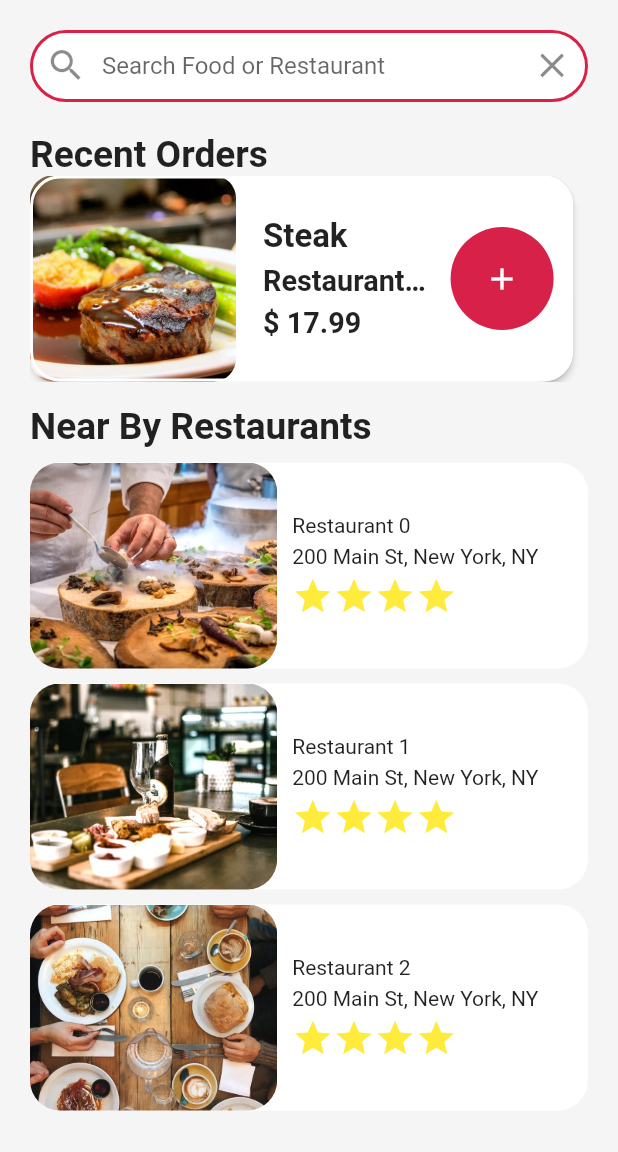
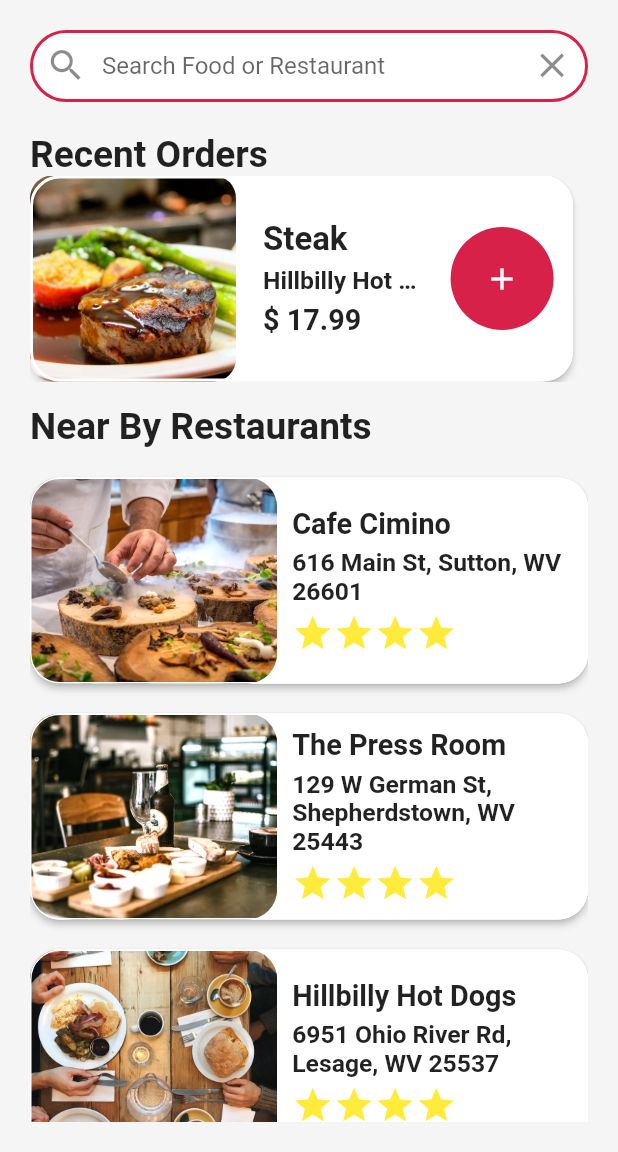
Before and after one commit to Adzumr/Food-Delivery-App-Flutter, a Flutter app: the screen it shows after launch, on a phone screen of 412 x 824 dp, the part 84-1236 px from its top. Run offline on Flutter 3.47's test engine with Material 2 defaults, Android fonts, the phone set to English and light mode, and no system bars; our stand-ins replace sizer.

Commit message:
completed near by restaurants

```diff
--- a/lib/data/data.dart
+++ b/lib/data/data.dart
@@ -6,7 +6,7 @@ import '../models/restaurant.dart';
 import '../models/user.dart';
 // Color
 
-Color backGroundColor = const Color.fromARGB(255, 160, 161, 105);
+Color backGroundColor = const Color.fromARGB(255, 97, 97, 97);
 Color primaryColor = const Color(0xFF151D3B);
 Color buttonColor = const Color(0xFFD82148);
 Color blackColor = const Color(0xFF000000);
@@ -28,36 +28,36 @@ final _salmon =
 // Restaurants
 final _restaurant0 = Restaurant(
   imageUrl: 'images/restaurant0.jpg',
-  name: 'Restaurant 0',
-  address: '200 Main St, New York, NY',
+  name: 'Cafe Cimino',
+  address: '616 Main St, Sutton, WV 26601',
   rating: 5,
   menu: [_burrito, _steak, _pasta, _ramen, _pancakes, _burger, _pizza, _salmon],
 );
 final _restaurant1 = Restaurant(
   imageUrl: 'images/restaurant1.jpg',
-  name: 'Restaurant 1',
-  address: '200 Main St, New York, NY',
+  name: 'The Press Room',
+  address: '129 W German St, Shepherdstown, WV 25443',
   rating: 4,
   menu: [_steak, _pasta, _ramen, _pancakes, _burger, _pizza],
 );
 final _restaurant2 = Restaurant(
   imageUrl: 'images/restaurant2.jpg',
-  name: 'Restaurant 2',
-  address: '200 Main St, New York, NY',
+  name: 'Hillbilly Hot Dogs',
+  address: '6951 Ohio River Rd, Lesage, WV 25537',
   rating: 4,
   menu: [_steak, _pasta, _pancakes, _burger, _pizza, _salmon],
 );
 final _restaurant3 = Restaurant(
   imageUrl: 'images/restaurant3.jpg',
-  name: 'Restaurant 3',
-  address: '200 Main St, New York, NY',
+  name: 'The Hütte Restaurant',
+  address: 'Main St, Helvetia, WV 2622',
   rating: 2,
   menu: [_burrito, _steak, _burger, _pizza, _salmon],
 );
 final _restaurant4 = Restaurant(
   imageUrl: 'images/restaurant4.jpg',
-  name: 'Restaurant 4',
-  address: '200 Main St, New York, NY',
+  name: 'Coleman\'s Fish Market',
+  address: '2226 Market St, Wheeling, WV 26003',
   rating: 3,
   menu: [_burrito, _ramen, _pancakes, _salmon],
 );
@@ -72,34 +72,34 @@ final List<Restaurant> restaurants = [
 
 // User
 final currentUser = User(
-  name: 'Rebecca',
+  name: 'Umar Abdulaziz',
   orders: [
     Order(
-      date: 'Nov 10, 2019',
+      date: 'Mar 10, 2022',
       food: _steak,
       restaurant: _restaurant2,
       quantity: 1,
     ),
     Order(
-      date: 'Nov 8, 2019',
+      date: 'Mar 8, 2022',
       food: _ramen,
       restaurant: _restaurant0,
       quantity: 3,
     ),
     Order(
-      date: 'Nov 5, 2019',
+      date: 'Mar 5, 2022',
       food: _burrito,
       restaurant: _restaurant1,
       quantity: 2,
     ),
     Order(
-      date: 'Nov 2, 2019',
+      date: 'Feb 2, 2021',
       food: _salmon,
       restaurant: _restaurant3,
       quantity: 1,
     ),
     Order(
-      date: 'Nov 1, 2019',
+      date: 'Feb 1, 2022',
       food: _pancakes,
       restaurant: _restaurant4,
       quantity: 1,
@@ -107,31 +107,31 @@ final currentUser = User(
   ],
   cart: [
     Order(
-      date: 'Nov 11, 2019',
+      date: 'Jan 11, 2022',
       food: _burger,
       restaurant: _restaurant2,
       quantity: 2,
     ),
     Order(
-      date: 'Nov 11, 2019',
+      date: 'Dec 10, 2021',
       food: _pasta,
       restaurant: _restaurant2,
       quantity: 1,
     ),
     Order(
-      date: 'Nov 11, 2019',
+      date: 'Nov 09, 2021',
       food: _salmon,
       restaurant: _restaurant3,
       quantity: 1,
     ),
     Order(
-      date: 'Nov 11, 2019',
+      date: 'Nov 07, 2021',
       food: _pancakes,
       restaurant: _restaurant4,
       quantity: 3,
     ),
     Order(
-      date: 'Nov 11, 2019',
+      date: 'Nov 06, 2021',
       food: _burrito,
       restaurant: _restaurant1,
       quantity: 2,
--- a/lib/widgets/nearByRestaurant.dart
+++ b/lib/widgets/nearByRestaurant.dart
@@ -10,8 +10,14 @@ class NearByRestaurants extends StatelessWidget {
     List<Widget> nearByRestaurantsList = [];
     for (var restaurant in restaurants) {
       nearByRestaurantsList.add(
-        Container(
-          margin: const EdgeInsets.symmetric(vertical: 5),
+        Card(
+          margin: const EdgeInsets.symmetric(vertical: 10),
+          shape: OutlineInputBorder(
+            borderRadius: BorderRadius.circular(20),
+            borderSide: BorderSide(color: whiteColor),
+          ),
+          elevation: 2,
+          child: Container(
             decoration: BoxDecoration(
               borderRadius: BorderRadius.circular(20),
               color: whiteColor,
@@ -30,12 +36,29 @@ class NearByRestaurants extends StatelessWidget {
                   ),
                 ),
                 const SizedBox(width: 10),
-              Column(
+                Expanded(
+                  child: Padding(
+                    padding: const EdgeInsets.only(right: 8.0),
+                    child: Column(
                       crossAxisAlignment: CrossAxisAlignment.start,
                       children: [
-                  Text(restaurant.name!),
+                        Text(
+                          restaurant.name!,
+                          style: TextStyle(
+                            fontSize: 14.sp,
+                            fontWeight: FontWeight.bold,
+                          ),
+                          overflow: TextOverflow.ellipsis,
+                        ),
                         const SizedBox(height: 5),
-                  Text(restaurant.address!),
+                        Text(
+                          restaurant.address!,
+                          style: TextStyle(
+                            fontSize: 12.sp,
+                            fontWeight: FontWeight.w600,
+                          ),
+                          overflow: TextOverflow.visible,
+                        ),
                         const SizedBox(height: 5),
                         Row(
                           children: [
@@ -63,13 +86,17 @@ class NearByRestaurants extends StatelessWidget {
                         )
                       ],
                     ),
+                  ),
+                ),
               ],
+            ),
           ),
         ),
       );
     }
     return Container(
       padding: const EdgeInsets.symmetric(vertical: 15),
+      width: double.infinity,
       child: Column(
         crossAxisAlignment: CrossAxisAlignment.start,
         children: [
@@ -80,7 +107,7 @@ class NearByRestaurants extends StatelessWidget {
               fontWeight: FontWeight.bold,
             ),
           ),
-          const SizedBox(height: 5),
+          const SizedBox(height: 10),
           Column(
             children: nearByRestaurantsList,
           )
--- a/lib/widgets/recentOrders.dart
+++ b/lib/widgets/recentOrders.dart
@@ -96,8 +96,8 @@ class RecentOrders extends StatelessWidget {
                           Text(
                             restaurantName,
                             style: TextStyle(
-                              fontWeight: FontWeight.bold,
-                              fontSize: 14.sp,
+                              fontWeight: FontWeight.w600,
+                              fontSize: 12.sp,
                             ),
                             overflow: TextOverflow.ellipsis,
                           ),
```
Lines whose indentation alone changed are shown as unchanged.
